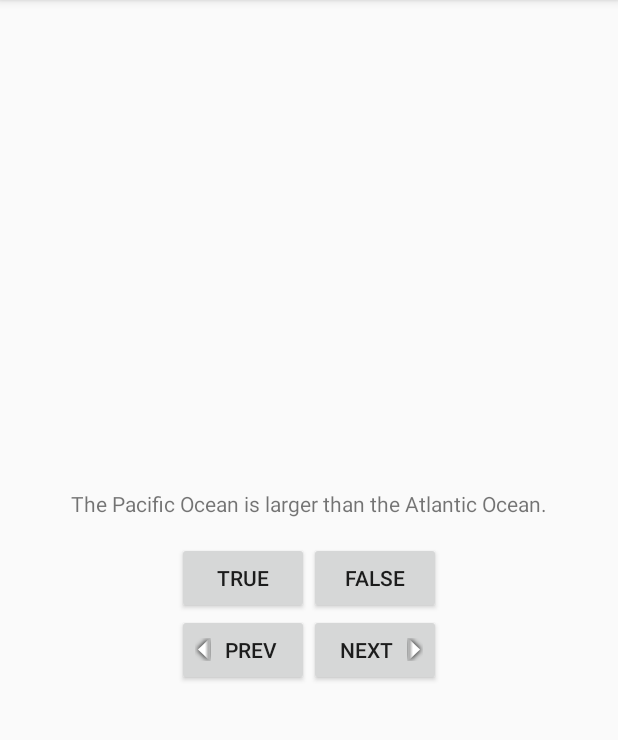
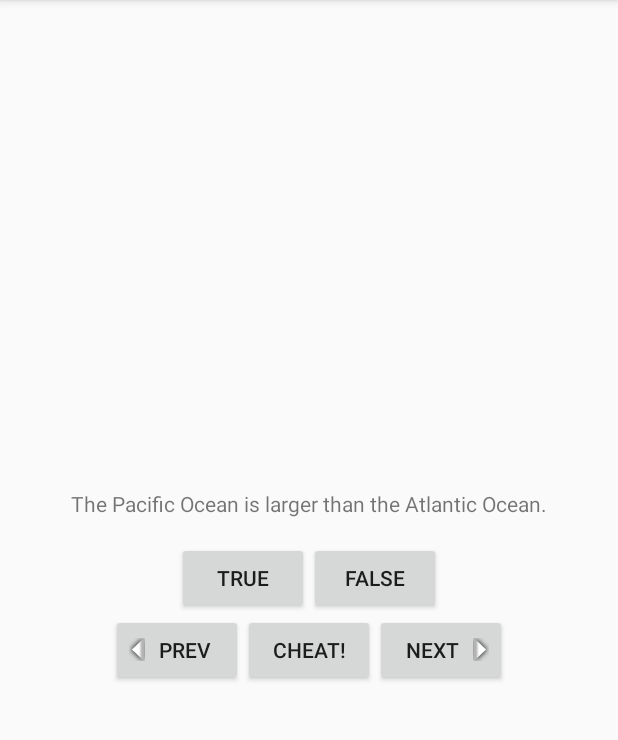
Before and after one commit to DanArcos/MapQuiz, an Android app: the screen it shows after launch (QuizActivity), on a phone screen of 412 x 824 dp, the part 84-824 px from its top. Run offline under Robolectric (Android 15) with nearby library versions, the phone set to English and light mode, and no system bars.

Commit message:
Added Cheat button, Fixed manifest label

```diff
--- a/app/src/main/AndroidManifest.xml
+++ b/app/src/main/AndroidManifest.xml
@@ -18,7 +18,7 @@
         </activity>
         <activity
             android:name=".CheatActivity"
-            android:label="@string/title_activity_cheat" >
+            android:label="@string/app_name" >
         </activity>
     </application>
 
--- a/app/src/main/res/layout/activity_quiz.xml
+++ b/app/src/main/res/layout/activity_quiz.xml
@@ -45,6 +45,12 @@
             />
 
         <Button
+            android:id="@+id/cheat_button"
+            android:layout_width="wrap_content"
+            android:layout_height="wrap_content"
+            android:text="@string/cheat_button"/>
+
+        <Button
             android:drawableRight="@drawable/arrow_right"
             android:id="@+id/next_button"
             android:layout_width="wrap_content"
```
